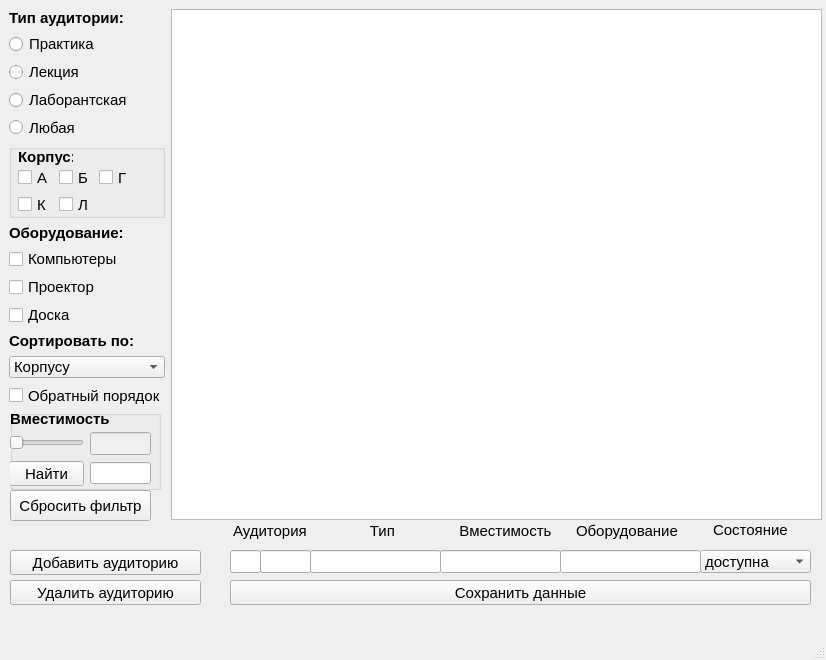
Qt form mainwindow.ui (kirill737/BookingApp) before a commit.
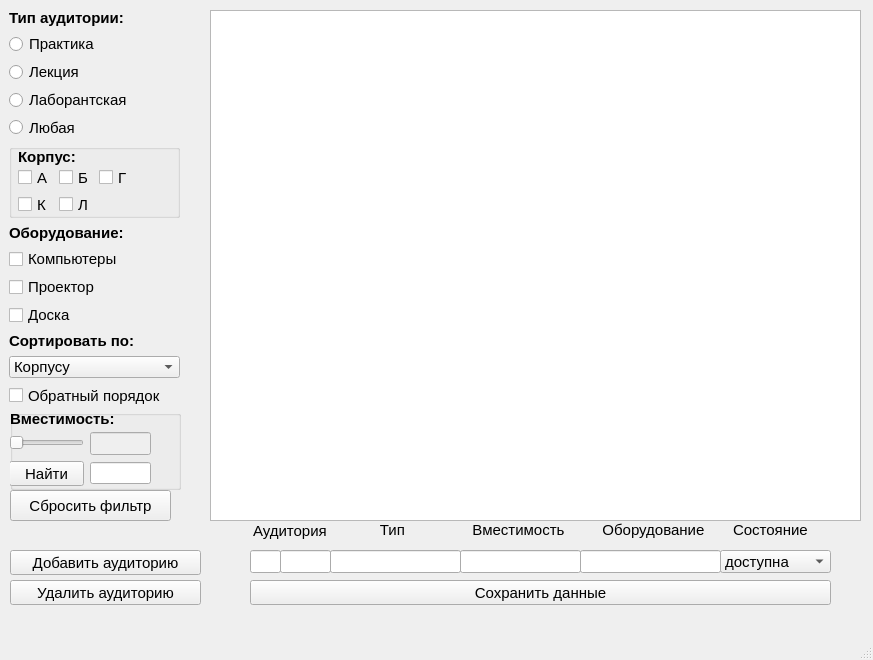
The same form after that commit.

The edit to the form file:
```diff
--- a/mainwindow.ui
+++ b/mainwindow.ui
@@ -6,7 +6,7 @@
    <rect>
     <x>0</x>
     <y>0</y>
-    <width>826</width>
+    <width>873</width>
     <height>660</height>
    </rect>
   </property>
@@ -18,13 +18,13 @@
   </property>
   <property name="minimumSize">
    <size>
-    <width>826</width>
-    <height>660</height>
+    <width>800</width>
+    <height>600</height>
    </size>
   </property>
   <property name="maximumSize">
    <size>
-    <width>826</width>
+    <width>900</width>
     <height>660</height>
    </size>
   </property>
@@ -35,8 +35,8 @@
    <widget class="QTableView" name="tableView">
     <property name="geometry">
      <rect>
-      <x>171</x>
-      <y>9</y>
+      <x>210</x>
+      <y>10</y>
       <width>651</width>
       <height>511</height>
      </rect>
@@ -53,7 +53,7 @@
      <rect>
       <x>9</x>
       <y>9</y>
-      <width>124</width>
+      <width>151</width>
       <height>129</height>
      </rect>
     </property>
@@ -135,7 +135,7 @@
      <rect>
       <x>9</x>
       <y>224</y>
-      <width>115</width>
+      <width>151</width>
       <height>102</height>
      </rect>
     </property>
@@ -204,7 +204,7 @@
      <rect>
       <x>9</x>
       <y>332</y>
-      <width>156</width>
+      <width>171</width>
       <height>75</height>
      </rect>
     </property>
@@ -262,7 +262,7 @@
    <widget class="QLabel" name="label_6">
     <property name="geometry">
      <rect>
-      <x>233</x>
+      <x>253</x>
       <y>521</y>
       <width>91</width>
       <height>20</height>
@@ -281,8 +281,8 @@
    <widget class="QLabel" name="label_7">
     <property name="geometry">
      <rect>
-      <x>320</x>
-      <y>521</y>
+      <x>330</x>
+      <y>520</y>
       <width>121</width>
       <height>20</height>
      </rect>
@@ -300,8 +300,8 @@
    <widget class="QLabel" name="label_8">
     <property name="geometry">
      <rect>
-      <x>447</x>
-      <y>521</y>
+      <x>460</x>
+      <y>520</y>
       <width>111</width>
       <height>20</height>
      </rect>
@@ -319,9 +319,9 @@
    <widget class="QLabel" name="label_9">
     <property name="geometry">
      <rect>
-      <x>576</x>
-      <y>521</y>
-      <width>121</width>
+      <x>590</x>
+      <y>520</y>
+      <width>141</width>
       <height>20</height>
      </rect>
     </property>
@@ -332,15 +332,15 @@
      </font>
     </property>
     <property name="text">
-     <string>Оборудование</string>
+     <string>   Оборудование</string>
     </property>
    </widget>
    <widget class="QLabel" name="label_10">
     <property name="geometry">
      <rect>
-      <x>713</x>
+      <x>733</x>
       <y>521</y>
-      <width>74</width>
+      <width>101</width>
       <height>17</height>
      </rect>
     </property>
@@ -357,7 +357,7 @@
    <widget class="QLineEdit" name="lineEdit_valAudBuild">
     <property name="geometry">
      <rect>
-      <x>230</x>
+      <x>250</x>
       <y>550</y>
       <width>31</width>
       <height>23</height>
@@ -373,7 +373,7 @@
    <widget class="QLineEdit" name="lineEdit_valType">
     <property name="geometry">
      <rect>
-      <x>310</x>
+      <x>330</x>
       <y>550</y>
       <width>131</width>
       <height>23</height>
@@ -389,7 +389,7 @@
    <widget class="QLineEdit" name="lineEdit_valCap">
     <property name="geometry">
      <rect>
-      <x>440</x>
+      <x>460</x>
       <y>550</y>
       <width>121</width>
       <height>23</height>
@@ -405,7 +405,7 @@
    <widget class="QLineEdit" name="lineEdit_valEquip">
     <property name="geometry">
      <rect>
-      <x>560</x>
+      <x>580</x>
       <y>550</y>
       <width>141</width>
       <height>23</height>
@@ -421,7 +421,7 @@
    <widget class="QComboBox" name="comboBox_valStatus">
     <property name="geometry">
      <rect>
-      <x>700</x>
+      <x>720</x>
       <y>550</y>
       <width>111</width>
       <height>23</height>
@@ -452,7 +452,7 @@
    <widget class="QPushButton" name="pushButtonSaveInfo">
     <property name="geometry">
      <rect>
-      <x>230</x>
+      <x>250</x>
       <y>580</y>
       <width>581</width>
       <height>25</height>
@@ -471,7 +471,7 @@
    <widget class="QLineEdit" name="lineEdit_valAudNumber">
     <property name="geometry">
      <rect>
-      <x>260</x>
+      <x>280</x>
       <y>550</y>
       <width>51</width>
       <height>23</height>
@@ -489,7 +489,7 @@
      <rect>
       <x>10</x>
       <y>490</y>
-      <width>141</width>
+      <width>161</width>
       <height>31</height>
      </rect>
     </property>
@@ -546,7 +546,7 @@
      <rect>
       <x>9</x>
       <y>144</y>
-      <width>156</width>
+      <width>171</width>
       <height>74</height>
      </rect>
     </property>
@@ -596,7 +596,7 @@
       <rect>
        <x>9</x>
        <y>4</y>
-       <width>55</width>
+       <width>81</width>
        <height>17</height>
       </rect>
      </property>
@@ -674,7 +674,7 @@
      <rect>
       <x>10</x>
       <y>410</y>
-      <width>151</width>
+      <width>171</width>
       <height>80</height>
      </rect>
     </property>
@@ -686,7 +686,7 @@
       <rect>
        <x>0</x>
        <y>0</y>
-       <width>101</width>
+       <width>141</width>
        <height>17</height>
       </rect>
      </property>
```
Left out of the diff: 2 changed lines with no effect on the pictures.
